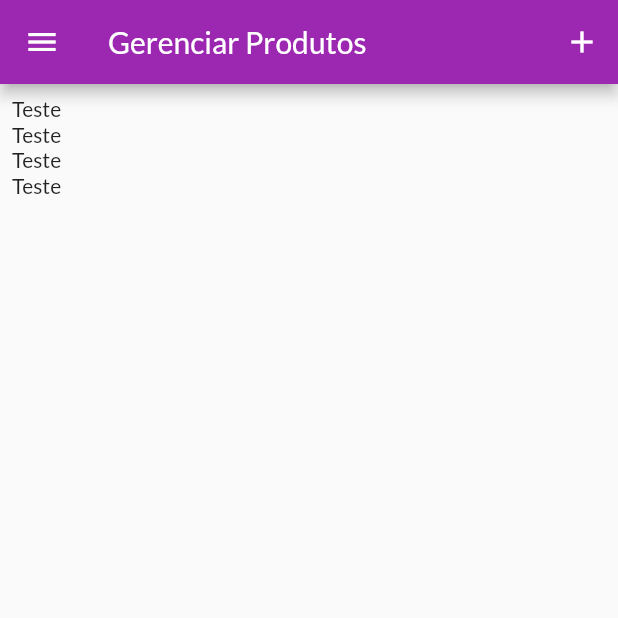
After one commit to ViniDB27/Curso-flutter, a Flutter app: the OrderScreen screen opened by its route, in the side drawer, after a tap on "Gerenciar produtos", on a phone screen of 412 x 824 dp, the top half of it. The commit adds this screen. Run offline on Flutter 3.47's test engine with Material 2 defaults, Android fonts, the phone set to English and light mode, and no system bars; network calls fail.

Commit message:
alterações

```diff
--- a/myshop/lib/main.dart
+++ b/myshop/lib/main.dart
@@ -6,6 +6,7 @@ import 'views/products_overview_screen.dart';
 import 'views/product_datails_screen.dart';
 import 'views/cart_screen.dart';
 import 'views/orders_screen.dart';
+import 'views/products_screen.dart';
 
 import 'providers/products.dart';
 import 'providers/cart.dart';
@@ -40,6 +41,7 @@ class MyApp extends StatelessWidget {
           AppRoutes.PRODUCT_DATAIL: (ctx)=> ProductDtailsScreen(),
           AppRoutes.CART: (ctx)=> CartScreen(),
           AppRoutes.ORDERS: (ctx)=> OrderScreen(),
+          AppRoutes.PRODUCTS: (ctx)=> ProductsScreen(),
         },
       ),
     );
--- a/myshop/lib/providers/products.dart
+++ b/myshop/lib/providers/products.dart
@@ -9,6 +9,10 @@ class Products with ChangeNotifier{
   List<Product> _items = DUMMY_PRODUCTS;
 
   List<Product> get items => [..._items];
+
+  int get itemsCount{
+    return _items.length;
+  }
 
   List<Product> get favoriteItems {
     return _items.where((prod) => prod.isFavorite).toList();
--- a/myshop/lib/utils/app_routes.dart
+++ b/myshop/lib/utils/app_routes.dart
@@ -3,4 +3,5 @@ class AppRoutes{
   static const PRODUCT_DATAIL = '/product-datail';
   static const CART = '/cart';
   static const ORDERS = '/orders';
+  static const PRODUCTS = '/products';
 }
--- /dev/null
+++ b/myshop/lib/views/products_screen.dart
@@ -0,0 +1,34 @@
+import 'package:flutter/material.dart';
+import 'package:provider/provider.dart';
+import '../widgets/app_drawer.dart';
+import '../providers/products.dart';
+
+class ProductsScreen extends StatelessWidget {
+
+
+  @override
+  Widget build(BuildContext context) {
+
+    final products = Provider.of<Products>(context);
+
+    return Scaffold(
+      appBar: AppBar(
+        title: Text('Gerenciar Produtos'),
+        actions: [
+          IconButton(
+            icon: const Icon(Icons.add),
+            onPressed: (){}
+          )
+        ],
+      ),
+      drawer: AppDrawer(),
+      body: Padding(
+        padding: EdgeInsets.all(8),
+        child: ListView.builder(
+          itemCount: products.itemsCount,
+          itemBuilder: (ctx ,i) => Text('Teste')
+        ),
+      ),
+    );
+  }
+}
--- a/myshop/lib/widgets/app_drawer.dart
+++ b/myshop/lib/widgets/app_drawer.dart
@@ -31,6 +31,16 @@ class AppDrawer extends StatelessWidget {
               );
             },
           ),
+          Divider(),
+          ListTile(
+            leading: Icon(Icons.edit),
+            title: Text('Gerenciar produtos'),
+            onTap: (){
+              Navigator.of(context).pushReplacementNamed(
+                AppRoutes.PRODUCTS,
+              );
+            },
+          ),
         ],
       ),
     );
--- a/myshop/lib/widgets/product_grid.dart
+++ b/myshop/lib/widgets/product_grid.dart
@@ -1,7 +1,7 @@
 import 'package:flutter/material.dart';
 import 'package:provider/provider.dart';
 
-import '../widgets/product_item.dart';
+import 'product_grid_item.dart';
 import '../providers/products.dart';
 
 class ProductGrid extends StatelessWidget {
@@ -19,7 +19,7 @@ class ProductGrid extends StatelessWidget {
       itemCount: products.length,
       itemBuilder: (ctx, i)=> ChangeNotifierProvider.value(
         value: products[i],
-        child: ProductItem(),
+        child: ProductGridItem(),
       ),
       gridDelegate: SliverGridDelegateWithFixedCrossAxisCount(
         crossAxisCount: 2,
--- a/myshop/pubspec.yaml
+++ b/myshop/pubspec.yaml
@@ -61,9 +61,9 @@ flutter:
   fonts:
     - family: Lato
       fonts:
+        - asset: assets/fonts/Lato-Regular.ttf
         - asset: assets/fonts/Lato-Bold.ttf
           weight: 700
-        - asset: assets/fonts/Lato-Regular.ttf
     - family: Anton
       fonts:
         - asset: assets/fonts/Anton-Regular.ttf
```
Also changed, not shown: myshop/lib/providers/cart.dart (+23 -0 lines), myshop/lib/widgets/cart_item_widgets.dart (+23 -0 lines), myshop/lib/widgets/product_grid_item.dart (renamed from myshop/lib/widgets/product_item.dart, +14 -1 lines).
